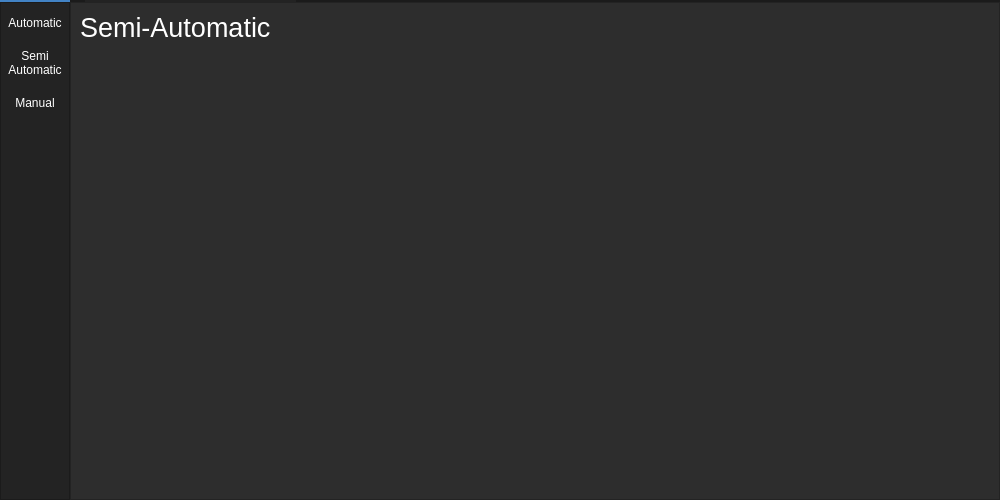
c2hm/CampUS, file Code/Python controller/ui_main.ui: the form before one commit.
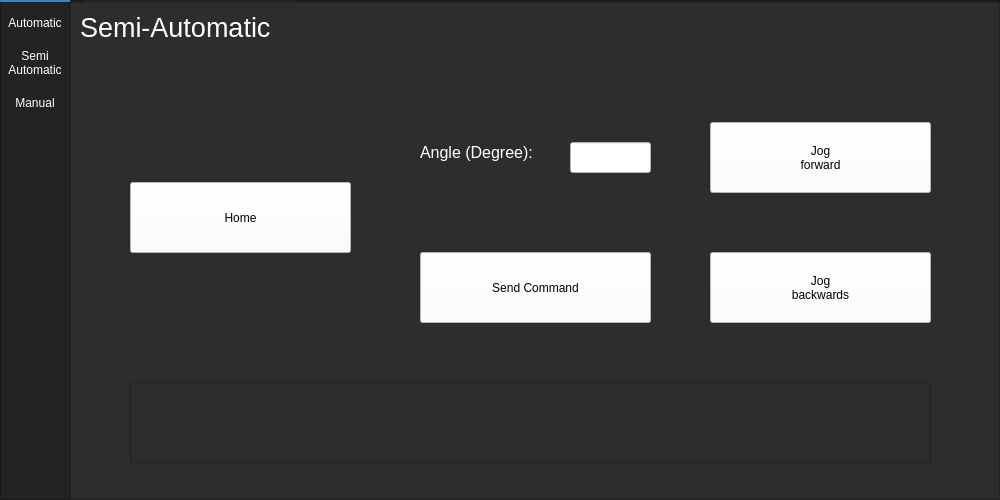
The form after the commit. The open tabs and pages were chosen to show the change.

Commit message: UI on Feb 20th 16h45

Diff of the .ui file:
```diff
--- a/Code/Python controller/ui_main.ui
+++ b/Code/Python controller/ui_main.ui
@@ -2057,6 +2057,533 @@
                <string>Semi-Automatic</string>
               </property>
              </widget>
+             <widget class="QLineEdit" name="angle_input_semi">
+              <property name="geometry">
+               <rect>
+                <x>490</x>
+                <y>130</y>
+                <width>81</width>
+                <height>31</height>
+               </rect>
+              </property>
+              <property name="styleSheet">
+               <string notr="true">background-color: rgb(255, 255, 255);
+font: 12pt &quot;MS Shell Dlg 2&quot;;</string>
+              </property>
+             </widget>
+             <widget class="QLabel" name="label_19">
+              <property name="geometry">
+               <rect>
+                <x>340</x>
+                <y>120</y>
+                <width>161</width>
+                <height>41</height>
+               </rect>
+              </property>
+              <property name="palette">
+               <palette>
+                <active>
+                 <colorrole role="WindowText">
+                  <brush brushstyle="SolidPattern">
+                   <color alpha="255">
+                    <red>255</red>
+                    <green>255</green>
+                    <blue>255</blue>
+                   </color>
+                  </brush>
+                 </colorrole>
+                 <colorrole role="Button">
+                  <brush brushstyle="SolidPattern">
+                   <color alpha="255">
+                    <red>45</red>
+                    <green>45</green>
+                    <blue>45</blue>
+                   </color>
+                  </brush>
+                 </colorrole>
+                 <colorrole role="Text">
+                  <brush brushstyle="SolidPattern">
+                   <color alpha="255">
+                    <red>255</red>
+                    <green>255</green>
+                    <blue>255</blue>
+                   </color>
+                  </brush>
+                 </colorrole>
+                 <colorrole role="ButtonText">
+                  <brush brushstyle="SolidPattern">
+                   <color alpha="255">
+                    <red>255</red>
+                    <green>255</green>
+                    <blue>255</blue>
+                   </color>
+                  </brush>
+                 </colorrole>
+                 <colorrole role="Base">
+                  <brush brushstyle="SolidPattern">
+                   <color alpha="255">
+                    <red>45</red>
+                    <green>45</green>
+                    <blue>45</blue>
+                   </color>
+                  </brush>
+                 </colorrole>
+                 <colorrole role="Window">
+                  <brush brushstyle="SolidPattern">
+                   <color alpha="255">
+                    <red>45</red>
+                    <green>45</green>
+                    <blue>45</blue>
+                   </color>
+                  </brush>
+                 </colorrole>
+                 <colorrole role="PlaceholderText">
+                  <brush brushstyle="NoBrush">
+                   <color alpha="128">
+                    <red>255</red>
+                    <green>255</green>
+                    <blue>255</blue>
+                   </color>
+                  </brush>
+                 </colorrole>
+                </active>
+                <inactive>
+                 <colorrole role="WindowText">
+                  <brush brushstyle="SolidPattern">
+                   <color alpha="255">
+                    <red>255</red>
+                    <green>255</green>
+                    <blue>255</blue>
+                   </color>
+                  </brush>
+                 </colorrole>
+                 <colorrole role="Button">
+                  <brush brushstyle="SolidPattern">
+                   <color alpha="255">
+                    <red>45</red>
+                    <green>45</green>
+                    <blue>45</blue>
+                   </color>
+                  </brush>
+                 </colorrole>
+                 <colorrole role="Text">
+                  <brush brushstyle="SolidPattern">
+                   <color alpha="255">
+                    <red>255</red>
+                    <green>255</green>
+                    <blue>255</blue>
+                   </color>
+                  </brush>
+                 </colorrole>
+                 <colorrole role="ButtonText">
+                  <brush brushstyle="SolidPattern">
+                   <color alpha="255">
+                    <red>255</red>
+                    <green>255</green>
+                    <blue>255</blue>
+                   </color>
+                  </brush>
+                 </colorrole>
+                 <colorrole role="Base">
+                  <brush brushstyle="SolidPattern">
+                   <color alpha="255">
+                    <red>45</red>
+                    <green>45</green>
+                    <blue>45</blue>
+                   </color>
+                  </brush>
+                 </colorrole>
+                 <colorrole role="Window">
+                  <brush brushstyle="SolidPattern">
+                   <color alpha="255">
+                    <red>45</red>
+                    <green>45</green>
+                    <blue>45</blue>
+                   </color>
+                  </brush>
+                 </colorrole>
+                 <colorrole role="PlaceholderText">
+                  <brush brushstyle="NoBrush">
+                   <color alpha="128">
+                    <red>255</red>
+                    <green>255</green>
+                    <blue>255</blue>
+                   </color>
+                  </brush>
+                 </colorrole>
+                </inactive>
+                <disabled>
+                 <colorrole role="WindowText">
+                  <brush brushstyle="SolidPattern">
+                   <color alpha="255">
+                    <red>255</red>
+                    <green>255</green>
+                    <blue>255</blue>
+                   </color>
+                  </brush>
+                 </colorrole>
+                 <colorrole role="Button">
+                  <brush brushstyle="SolidPattern">
+                   <color alpha="255">
+                    <red>45</red>
+                    <green>45</green>
+                    <blue>45</blue>
+                   </color>
+                  </brush>
+                 </colorrole>
+                 <colorrole role="Text">
+                  <brush brushstyle="SolidPattern">
+                   <color alpha="255">
+                    <red>255</red>
+                    <green>255</green>
+                    <blue>255</blue>
+                   </color>
+                  </brush>
+                 </colorrole>
+                 <colorrole role="ButtonText">
+                  <brush brushstyle="SolidPattern">
+                   <color alpha="255">
+                    <red>255</red>
+                    <green>255</green>
+                    <blue>255</blue>
+                   </color>
+                  </brush>
+                 </colorrole>
+                 <colorrole role="Base">
+                  <brush brushstyle="SolidPattern">
+                   <color alpha="255">
+                    <red>45</red>
+                    <green>45</green>
+                    <blue>45</blue>
+                   </color>
+                  </brush>
+                 </colorrole>
+                 <colorrole role="Window">
+                  <brush brushstyle="SolidPattern">
+                   <color alpha="255">
+                    <red>45</red>
+                    <green>45</green>
+                    <blue>45</blue>
+                   </color>
+                  </brush>
+                 </colorrole>
+                 <colorrole role="PlaceholderText">
+                  <brush brushstyle="NoBrush">
+                   <color alpha="128">
+                    <red>255</red>
+                    <green>255</green>
+                    <blue>255</blue>
+                   </color>
+                  </brush>
+                 </colorrole>
+                </disabled>
+               </palette>
+              </property>
+              <property name="font">
+               <font>
+                <family>MS Shell Dlg 2</family>
+                <pointsize>12</pointsize>
+                <weight>50</weight>
+                <italic>false</italic>
+                <bold>false</bold>
+               </font>
+              </property>
+              <property name="styleSheet">
+               <string notr="true">color: rgb(255, 255, 255);
+font: 12pt &quot;MS Shell Dlg 2&quot;;</string>
+              </property>
+              <property name="text">
+               <string>Angle (Degree):</string>
+              </property>
+             </widget>
+             <widget class="QPushButton" name="pb_sendcmd">
+              <property name="geometry">
+               <rect>
+                <x>340</x>
+                <y>240</y>
+                <width>231</width>
+                <height>71</height>
+               </rect>
+              </property>
+              <property name="palette">
+               <palette>
+                <active>
+                 <colorrole role="Button">
+                  <brush brushstyle="SolidPattern">
+                   <color alpha="255">
+                    <red>255</red>
+                    <green>255</green>
+                    <blue>255</blue>
+                   </color>
+                  </brush>
+                 </colorrole>
+                 <colorrole role="Base">
+                  <brush brushstyle="SolidPattern">
+                   <color alpha="255">
+                    <red>255</red>
+                    <green>255</green>
+                    <blue>255</blue>
+                   </color>
+                  </brush>
+                 </colorrole>
+                 <colorrole role="Window">
+                  <brush brushstyle="SolidPattern">
+                   <color alpha="255">
+                    <red>255</red>
+                    <green>255</green>
+                    <blue>255</blue>
+                   </color>
+                  </brush>
+                 </colorrole>
+                </active>
+                <inactive>
+                 <colorrole role="Button">
+                  <brush brushstyle="SolidPattern">
+                   <color alpha="255">
+                    <red>255</red>
+                    <green>255</green>
+                    <blue>255</blue>
+                   </color>
+                  </brush>
+                 </colorrole>
+                 <colorrole role="Base">
+                  <brush brushstyle="SolidPattern">
+                   <color alpha="255">
+                    <red>255</red>
+                    <green>255</green>
+                    <blue>255</blue>
+                   </color>
+                  </brush>
+                 </colorrole>
+                 <colorrole role="Window">
+                  <brush brushstyle="SolidPattern">
+                   <color alpha="255">
+                    <red>255</red>
+                    <green>255</green>
+                    <blue>255</blue>
+                   </color>
+                  </brush>
+                 </colorrole>
+                </inactive>
+                <disabled>
+                 <colorrole role="Button">
+                  <brush brushstyle="SolidPattern">
+                   <color alpha="255">
+                    <red>255</red>
+                    <green>255</green>
+                    <blue>255</blue>
+                   </color>
+                  </brush>
+                 </colorrole>
+                 <colorrole role="Base">
+                  <brush brushstyle="SolidPattern">
+                   <color alpha="255">
+                    <red>255</red>
+                    <green>255</green>
+                    <blue>255</blue>
+                   </color>
+                  </brush>
+                 </colorrole>
+                 <colorrole role="Window">
+                  <brush brushstyle="SolidPattern">
+                   <color alpha="255">
+                    <red>255</red>
+                    <green>255</green>
+                    <blue>255</blue>
+                   </color>
+                  </brush>
+                 </colorrole>
+                </disabled>
+               </palette>
+              </property>
+              <property name="styleSheet">
+               <string notr="true">background-color: rgb(255, 255, 255);
+font: 12pt &quot;MS Shell Dlg 2&quot;;</string>
+              </property>
+              <property name="text">
+               <string>Send Command</string>
+              </property>
+             </widget>
+             <widget class="QListView" name="listView">
+              <property name="geometry">
+               <rect>
+                <x>50</x>
+                <y>370</y>
+                <width>801</width>
+                <height>81</height>
+               </rect>
+              </property>
+             </widget>
+             <widget class="QPushButton" name="pb_home_semi">
+              <property name="geometry">
+               <rect>
+                <x>50</x>
+                <y>170</y>
+                <width>221</width>
+                <height>71</height>
+               </rect>
+              </property>
+              <property name="palette">
+               <palette>
+                <active>
+                 <colorrole role="Button">
+                  <brush brushstyle="SolidPattern">
+                   <color alpha="255">
+                    <red>255</red>
+                    <green>255</green>
+                    <blue>255</blue>
+                   </color>
+                  </brush>
+                 </colorrole>
+                 <colorrole role="Base">
+                  <brush brushstyle="SolidPattern">
+                   <color alpha="255">
+                    <red>255</red>
+                    <green>255</green>
+                    <blue>255</blue>
+                   </color>
+                  </brush>
+                 </colorrole>
+                 <colorrole role="Window">
+                  <brush brushstyle="SolidPattern">
+                   <color alpha="255">
+                    <red>255</red>
+                    <green>255</green>
+                    <blue>255</blue>
+                   </color>
+                  </brush>
+                 </colorrole>
+                </active>
+                <inactive>
+                 <colorrole role="Button">
+                  <brush brushstyle="SolidPattern">
+                   <color alpha="255">
+                    <red>255</red>
+                    <green>255</green>
+                    <blue>255</blue>
+                   </color>
+                  </brush>
+                 </colorrole>
+                 <colorrole role="Base">
+                  <brush brushstyle="SolidPattern">
+                   <color alpha="255">
+                    <red>255</red>
+                    <green>255</green>
+                    <blue>255</blue>
+                   </color>
+                  </brush>
+                 </colorrole>
+                 <colorrole role="Window">
+                  <brush brushstyle="SolidPattern">
+                   <color alpha="255">
+                    <red>255</red>
+                    <green>255</green>
+                    <blue>255</blue>
+                   </color>
+                  </brush>
+                 </colorrole>
+                </inactive>
+                <disabled>
+                 <colorrole role="Button">
+                  <brush brushstyle="SolidPattern">
+                   <color alpha="255">
+                    <red>255</red>
+                    <green>255</green>
+                    <blue>255</blue>
+                   </color>
+                  </brush>
+                 </colorrole>
+                 <colorrole role="Base">
+                  <brush brushstyle="SolidPattern">
+                   <color alpha="255">
+                    <red>255</red>
+                    <green>255</green>
+                    <blue>255</blue>
+                   </color>
+                  </brush>
+                 </colorrole>
+                 <colorrole role="Window">
+                  <brush brushstyle="SolidPattern">
+                   <color alpha="255">
+                    <red>255</red>
+                    <green>255</green>
+                    <blue>255</blue>
+                   </color>
+                  </brush>
+                 </colorrole>
+                </disabled>
+               </palette>
+              </property>
+              <property name="styleSheet">
+               <string notr="true">background-color: rgb(255, 255, 255);
+font: 12pt &quot;MS Shell Dlg 2&quot;;</string>
+              </property>
+              <property name="text">
+               <string>Home</string>
+              </property>
+             </widget>
+             <widget class="QPushButton" name="pb_jogf">
+              <property name="geometry">
+               <rect>
+                <x>630</x>
+                <y>110</y>
+                <width>221</width>
+                <height>71</height>
+               </rect>
+              </property>
+              <property name="styleSheet">
+               <string notr="true">font: 12pt &quot;MS Shell Dlg 2&quot;;
+background-color: rgb(255, 255, 255);</string>
+              </property>
+              <property name="text">
+               <string>Jog 
+forward</string>
+              </property>
+             </widget>
+             <widget class="QPushButton" name="pb_jogb">
+              <property name="geometry">
+               <rect>
+                <x>630</x>
+                <y>240</y>
+                <width>221</width>
+                <height>71</height>
+               </rect>
+              </property>
+              <property name="styleSheet">
+               <string notr="true">font: 12pt &quot;MS Shell Dlg 2&quot;;
+background-color: rgb(255, 255, 255);</string>
+              </property>
+              <property name="text">
+               <string>Jog 
+backwards</string>
+              </property>
+             </widget>
+             <widget class="QLabel" name="label_state_semi">
+              <property name="geometry">
+               <rect>
+                <x>70</x>
+                <y>380</y>
+                <width>761</width>
+                <height>61</height>
+               </rect>
+              </property>
+              <property name="styleSheet">
+               <string notr="true">color: rgb(255, 255, 255);
+font: 12pt &quot;MS Shell Dlg 2&quot;;</string>
+              </property>
+              <property name="text">
+               <string/>
+              </property>
+             </widget>
+             <zorder>label_19</zorder>
+             <zorder>SemiAuto_Title</zorder>
+             <zorder>angle_input_semi</zorder>
+             <zorder>pb_sendcmd</zorder>
+             <zorder>listView</zorder>
+             <zorder>pb_home_semi</zorder>
+             <zorder>pb_jogf</zorder>
+             <zorder>pb_jogb</zorder>
+             <zorder>label_state_semi</zorder>
             </widget>
             <widget class="QWidget" name="page_3">
              <widget class="QLabel" name="Manual_Title">
```
Left out of the diff: 346 changed lines with no effect on the pictures. The commit also changes 3 other files.
